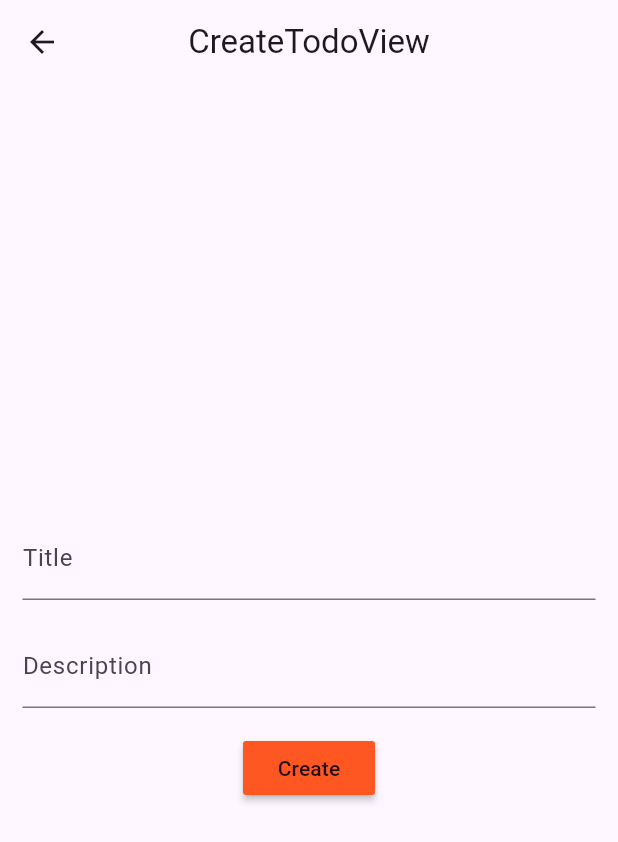
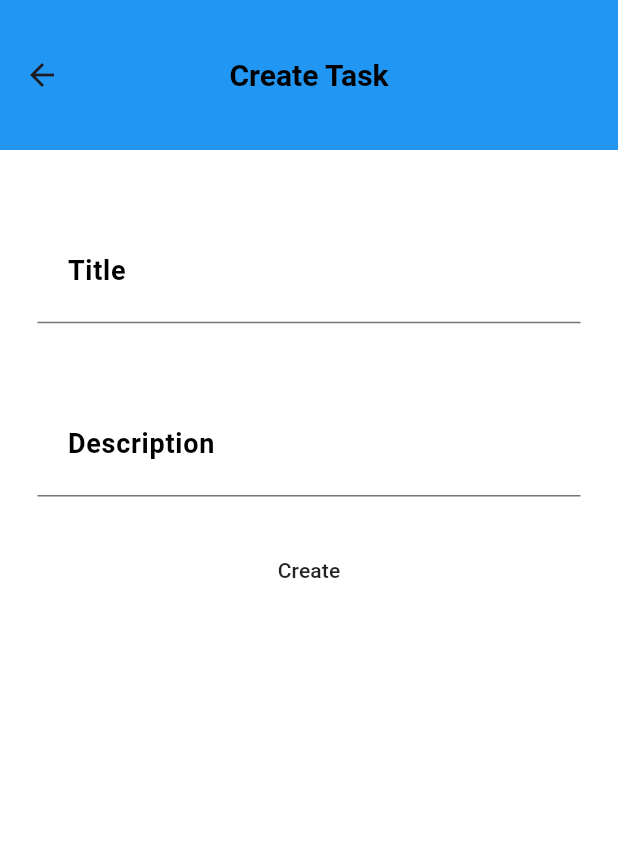
Before and after one commit to rabby220/Flutter-Todo-List, a Flutter app: the CreateTodoView screen opened by its route, on a phone screen of 412 x 824 dp. Shown: the top 842 px of the screen. Run offline on Flutter 3.47's test engine with Material 3 defaults, Android fonts, the phone set to English and light mode, and no system bars; our stand-ins replace get, google_fonts; Roboto replaces fonts that are missing (Actor).

Commit message:
appbar Theme Created

```diff
--- a/lib/app/modules/create_todo/controllers/create_todo_controller.dart
+++ b/lib/app/modules/create_todo/controllers/create_todo_controller.dart
@@ -1,15 +1,12 @@
 import 'dart:convert';
-
-import 'package:flutter/cupertino.dart';
+import 'package:flutter/material.dart';
 import 'package:get/get.dart';
 import 'package:http/http.dart' as http;
-
-
 import '../../../data/constant/constant.dart';
 class CreateTodoController extends GetxController {
 
-  final titleController = TextEditingController();
-  final descriptionController = TextEditingController();
+  final  TextEditingController titleController = TextEditingController();
+  final TextEditingController descriptionController = TextEditingController();
 
 
   Future<void> createTodo() async {
--- a/lib/app/modules/create_todo/views/create_todo_view.dart
+++ b/lib/app/modules/create_todo/views/create_todo_view.dart
@@ -1,7 +1,8 @@
 import 'package:flutter/material.dart';
-
+import 'package:flutter/services.dart';
 import 'package:get/get.dart';
-
+import 'package:testapp/app/utils/app_text.dart';
+import '../../../responsive/responsive_ui.dart';
 import '../controllers/create_todo_controller.dart';
 
 class CreateTodoView extends GetView<CreateTodoController> {
@@ -10,43 +11,72 @@ class CreateTodoView extends GetView<CreateTodoController> {
   Widget build(BuildContext context) {
     return Scaffold(
       appBar: AppBar(
-        title: const Text('CreateTodoView'),
+        title: const Text('Create Task'),
         centerTitle: true,
       ),
-      body:  Center(
+      body: ResponsiveUi(
         child: Padding(
-          padding: const EdgeInsets.all(15.0),
+          padding: const EdgeInsets.all(25.0),
+          child: SingleChildScrollView(
             child: Column(
-            mainAxisAlignment: MainAxisAlignment.center,
               children: [
-               TextField(
-                 controller: controller.titleController,
-               // onChanged: controller.titleController.onChanged,
-                decoration: const InputDecoration(
-                  labelText: 'Title',
+                ///Title TextField
+                _buildTextField(
+                  textEditingController: controller.titleController,
+                  labelText: AppText.labelTitleCreateTaskText,
+                  hintText: AppText.hintTitleCreateTaskText,
+                  maxLength: 25,
                 ),
+
+                const SizedBox(
+                  height: 25.0,
                 ),
-              const SizedBox(height: 16),
-               TextField(
-                controller: controller.descriptionController,
-                decoration: const InputDecoration(
-                  labelText: 'Description',
+
+                ///Description TextField
+                _buildTextField(
+                  textEditingController: controller.descriptionController,
+                  labelText: AppText.labelSubTitleCreateTaskText,
+                  hintText: AppText.labelSubTitleCreateTaskText,
+                  maxLength: 50,
                 ),
+
+                const SizedBox(
+                  height: 25.0,
                 ),
-             const SizedBox(height: 16),
+
                 MaterialButton(
-                color: Colors.deepOrange,
-
-               onPressed: (){
-                  controller. createTodo();
-                  Get.offAllNamed('/home');
-               },
-                child: const Text('Create'),
+                  onPressed: () {},
+                  child: const Text(AppText.createTaskButtonText),
                 ),
               ],
+            ),
           ),
         ),
       ),
     );
   }
 }
+
+Widget _buildTextField({
+  required TextEditingController textEditingController,
+  required String labelText,
+  required String hintText,
+  required int maxLength,
+}) {
+  return TextField(
+    keyboardType: TextInputType.text,
+    maxLength: maxLength,
+    style: AppText.titleAndSubtitleInputTextStyle,
+    controller: textEditingController,
+    decoration: InputDecoration(
+      labelText: labelText,
+      alignLabelWithHint: true,
+      counterText: '',
+      hintFadeDuration: const Duration(milliseconds: 500),
+      contentPadding: const EdgeInsets.all(20.0),
+      labelStyle: AppText.labelAndHintTextStyle,
+      hintStyle: AppText.labelAndHintTextStyle,
+      hintText: hintText,
+    ),
+  );
+}
--- /dev/null
+++ b/lib/app/responsive/responsive_ui.dart
@@ -0,0 +1,15 @@
+import 'package:flutter/material.dart';
+
+class ResponsiveUi extends StatelessWidget {
+  final Widget child;
+  const ResponsiveUi({super.key, required this.child});
+
+  @override
+  Widget build(BuildContext context) {
+    return SizedBox(
+      width: MediaQuery.of(context).size.width,
+      height: MediaQuery.of(context).size.height,
+      child: child,
+    );
+  }
+}
--- a/lib/app/routes/app_pages.dart
+++ b/lib/app/routes/app_pages.dart
@@ -12,7 +12,7 @@ part 'app_routes.dart';
 class AppPages {
   AppPages._();
 
-  static const INITIAL = Routes.HOME;
+  static const INITIAL = Routes.CREATE_TODO;
 
   static final routes = [
     GetPage(
--- /dev/null
+++ b/lib/app/themes/custom_theme/buttomTheme.dart
@@ -0,0 +1,5 @@
+class CustomButtonTheme{
+
+
+
+}
--- /dev/null
+++ b/lib/app/utils/app_colors.dart
@@ -0,0 +1,7 @@
+import 'package:flutter/material.dart';
+
+class AppColors {
+  static const blackColor = Colors.black;
+  static const blueColor = Colors.blue;
+  static const whiteColor = Colors.white;
+}
--- /dev/null
+++ b/lib/app/utils/app_icons.dart
@@ -0,0 +1,3 @@
+class AppIcons{
+
+}
--- /dev/null
+++ b/lib/app/utils/app_text.dart
@@ -0,0 +1,41 @@
+import 'package:flutter/material.dart';
+import 'package:google_fonts/google_fonts.dart';
+
+import 'app_colors.dart';
+
+class AppText {
+  ///Create Page Text
+  static const String createTaskText = "Create Task";
+  static const String createTaskButtonText = "Create";
+  static const String labelTitleCreateTaskText = "Title";
+  static const String hintTitleCreateTaskText = "Title Here";
+   static const String labelSubTitleCreateTaskText = "Description";
+   static const String hintSubTitleCreateTaskText = "Description Here";
+
+  ///Create Task Text Style
+  static final TextStyle labelAndHintTextStyle = GoogleFonts.actor(
+    fontSize: 18.0,
+    color: AppColors.blackColor,fontWeight: FontWeight.bold,
+  );
+
+  static final TextStyle titleAndSubtitleInputTextStyle = GoogleFonts.aBeeZee(
+    fontSize: 22.0,
+    fontWeight: FontWeight.bold,
+    color: AppColors.blackColor,
+  );
+
+
+  ///Light AppBar Text Style
+  static final TextStyle appBarLightTextStyle = GoogleFonts.aBeeZee(
+    fontSize: 20.0,
+    fontWeight: FontWeight.bold,
+    color: AppColors.blackColor,
+  );
+
+  ///Dark AppBar Text Style
+  static final TextStyle appBarDarkTextStyle = GoogleFonts.aBeeZee(
+    fontSize: 20.0,
+    fontWeight: FontWeight.bold,
+    color: AppColors.whiteColor,
+  );
+}
--- a/lib/main.dart
+++ b/lib/main.dart
@@ -1,5 +1,6 @@
 import 'package:flutter/material.dart';
 import 'package:get/get.dart';
+import 'package:testapp/app/themes/app_theme.dart';
 import 'app/routes/app_pages.dart';
 
 void main() {
@@ -9,6 +10,9 @@ void main() {
       debugShowCheckedModeBanner: false,
       initialRoute: AppPages.INITIAL,
       getPages: AppPages.routes,
+      theme: AppTheme.lightThemeData,
+      darkTheme: AppTheme.darkThemeData,
+      themeMode: ThemeMode.light,
     ),
   );
 }
--- a/pubspec.yaml
+++ b/pubspec.yaml
@@ -12,6 +12,7 @@ dependencies:
   intl: 0.19.0
   flutter:
     sdk: flutter
+  google_fonts: ^6.2.1
 
 dev_dependencies:
   flutter_lints: ^3.0.0
```
Also changed, not shown: lib/app/themes/app_theme.dart (added, +32 -0 lines), lib/app/themes/custom_theme/appBarTheme.dart (added, +23 -0 lines), pubspec.lock, 2 other files. Lines whose indentation alone changed are shown as unchanged.
